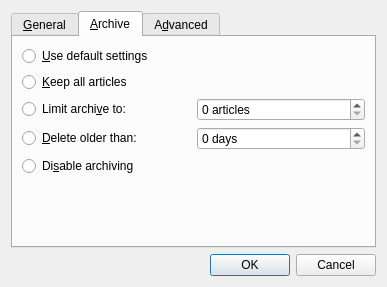
Old version of the form feed_properties.ui in the repository ralsina/urssus.
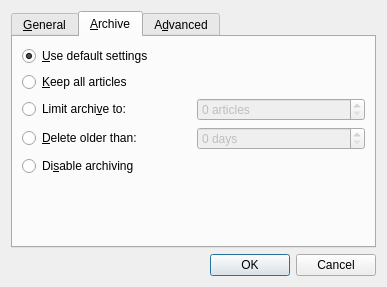
New version of the form. The open tabs and pages were chosen to show the change.

What changed in the file:
```diff
--- a/feed_properties.ui
+++ b/feed_properties.ui
@@ -141,6 +141,9 @@
            <property name="text" >
             <string>&amp;Use default settings</string>
            </property>
+           <property name="checked" >
+            <bool>true</bool>
+           </property>
           </widget>
          </item>
          <item row="1" column="0" colspan="2" >
@@ -158,7 +161,10 @@
           </widget>
          </item>
          <item row="2" column="1" >
-          <widget class="QSpinBox" name="spinBox_2" >
+          <widget class="QSpinBox" name="count" >
+           <property name="enabled" >
+            <bool>false</bool>
+           </property>
            <property name="suffix" >
             <string> articles</string>
            </property>
@@ -172,7 +178,10 @@
           </widget>
          </item>
          <item row="3" column="1" >
-          <widget class="QSpinBox" name="spinBox_3" >
+          <widget class="QSpinBox" name="days" >
+           <property name="enabled" >
+            <bool>false</bool>
+           </property>
            <property name="suffix" >
             <string> days</string>
            </property>
```
Left out of the diff: 85 changed lines with no effect on the pictures.
